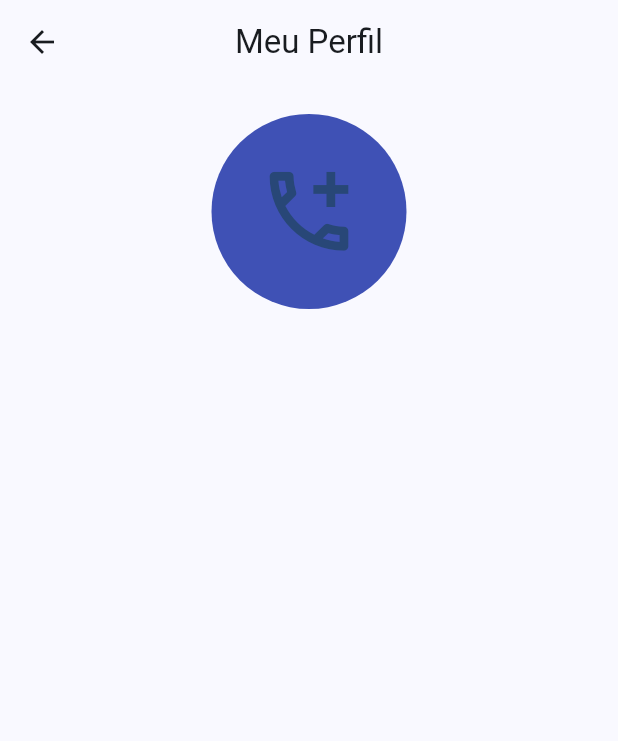
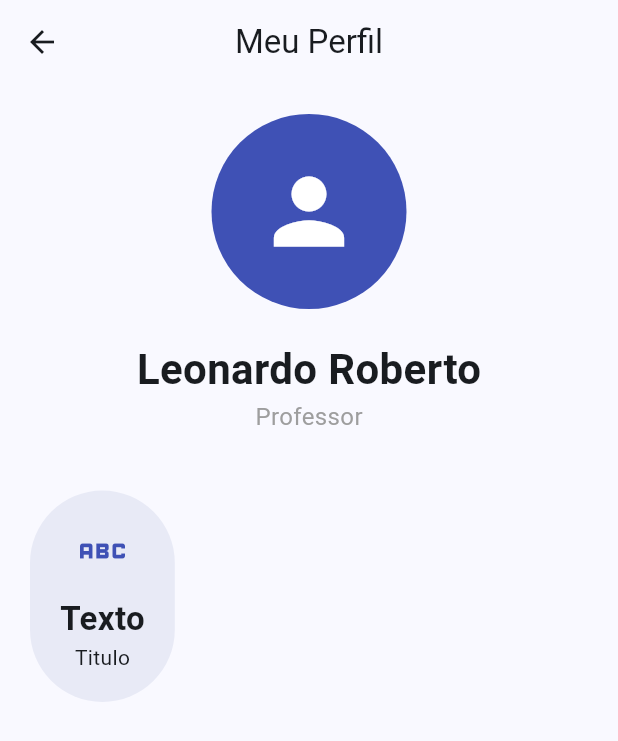
Before and after one commit to fabianemurilo-droid/programacao-mobile-2026, a Flutter app: the Aula03 screen opened by its route, on a phone screen of 412 x 824 dp. Shown: the top 741 px of the screen. Run offline on Flutter 3.47's test engine with Material 3 defaults, Android fonts, the phone set to English and light mode, and no system bars.

Commit message:
sequencia da aula 03

```diff
--- a/lib/paginas/aula03.dart
+++ b/lib/paginas/aula03.dart
@@ -11,14 +11,13 @@ class Aula03 extends StatelessWidget {
         // Centraliza o título da AppBar
         centerTitle: true,
       ),
-      // AppBar
       body: SingleChildScrollView(
         // Adiciona um padding em torno do conteúdo da tela
         padding: EdgeInsets.all(20),
-        // Precisamos do container para aplicar alinhamento de for
+        // Precisamos do container para aplicar alinhamento de forma correta
         child: Container(
           width: double.infinity,
-          child: const Column(
+          child: Column(
             mainAxisSize: MainAxisSize.max,
             // Alinhando ao centro
             mainAxisAlignment: MainAxisAlignment.center,
@@ -29,10 +28,55 @@ class Aula03 extends StatelessWidget {
                 radius: 65,
                 backgroundColor: Colors.indigo,
                 child: Icon(
-                  Icons.add_ic_call_outlined,
+                  Icons.person,
+                  color: Colors.white,
                   size: 70,
                 ),
-              )
+              ),
+              SizedBox(height: 20),
+              Text(
+                "Leonardo Roberto",
+                style: TextStyle(
+                  fontSize: 28,
+                  fontWeight: FontWeight.bold,
+                ),
+              ),
+              Text(
+                "Professor",
+                style: TextStyle(
+                  fontSize: 16,
+                  color: Colors.grey,
+                ),
+              ),
+              const SizedBox(height: 38),
+              // Dispor elementos em linha
+              Row(
+                children: [
+                  Container(
+                    padding: EdgeInsets.all(20),
+                    decoration: BoxDecoration(
+                      color: Colors.indigo.shade50,
+                      borderRadius: BorderRadius.circular(50),
+                    ),
+                    child: const Column(children:[
+                      Icon(
+                        Icons.abc,
+                        size: 40,
+                        color: Colors.indigo,
+                      ),
+                      const SizedBox(height: 10),
+                      Text(
+                        "Texto",
+                        style: TextStyle(
+                          fontSize: 22,
+                            fontWeight: FontWeight.bold,
+                        ), // Textstyle
+                      ), // Text
+                      Text("Titulo"),
+                    ]),
+                  )
+                ],
+              ),
             ],
           ),
         ),
```
